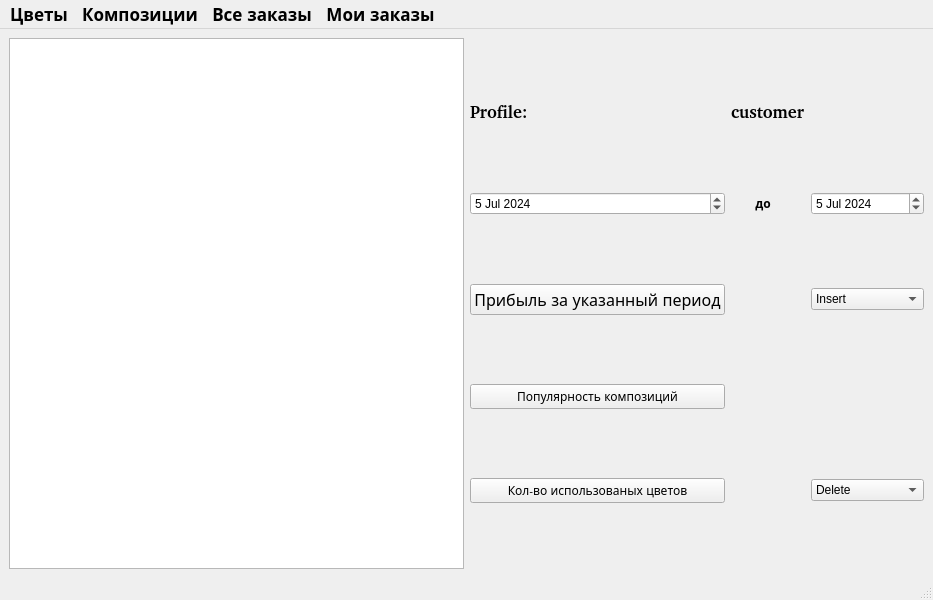
The window that flower/mainwindow.ui (1ShaHaruta/Flower) describes before a commit, drawn with Qt 5.
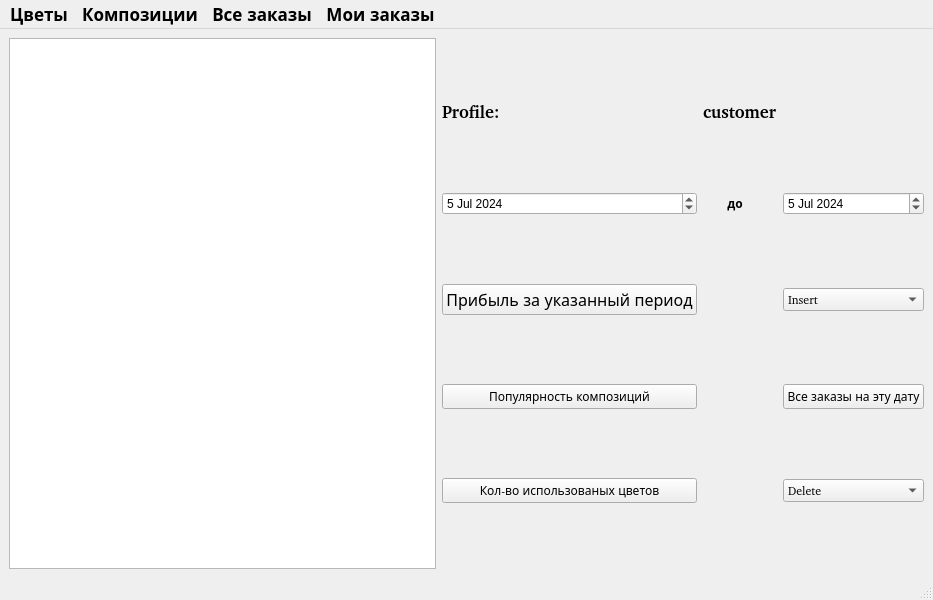
The same window after the commit.

Diff of the .ui file:
```diff
--- a/flower/mainwindow.ui
+++ b/flower/mainwindow.ui
@@ -222,6 +222,11 @@
       </item>
       <item row="5" column="2">
        <widget class="QComboBox" name="comboBox">
+        <property name="font">
+         <font>
+          <family>URW Gothic [urw]</family>
+         </font>
+        </property>
         <item>
          <property name="text">
           <string>Insert</string>
@@ -236,6 +241,11 @@
       </item>
       <item row="7" column="2">
        <widget class="QComboBox" name="comboBox_2">
+        <property name="font">
+         <font>
+          <family>URW Gothic [urw]</family>
+         </font>
+        </property>
         <item>
          <property name="text">
           <string>Delete</string>
@@ -248,6 +258,18 @@
         </item>
        </widget>
       </item>
+      <item row="6" column="2">
+       <widget class="QPushButton" name="pushButton_4">
+        <property name="font">
+         <font>
+          <family>URW Gothic [urw]</family>
+         </font>
+        </property>
+        <property name="text">
+         <string>Все заказы на эту дату</string>
+        </property>
+       </widget>
+      </item>
      </layout>
     </item>
    </layout>
```
